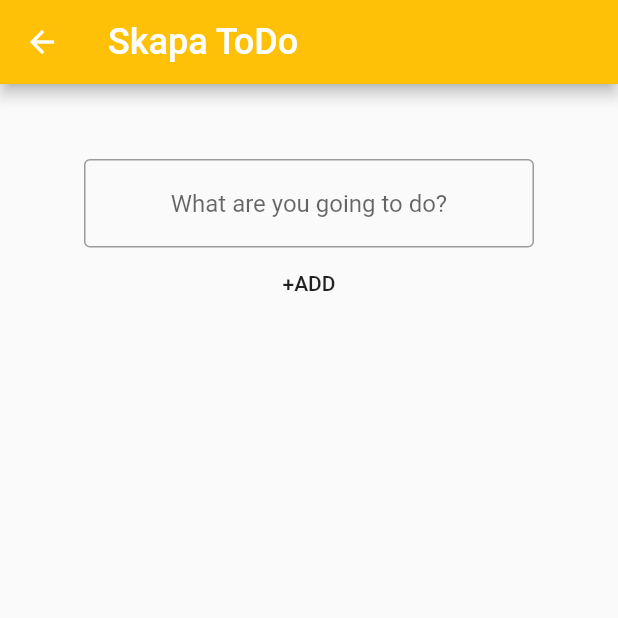
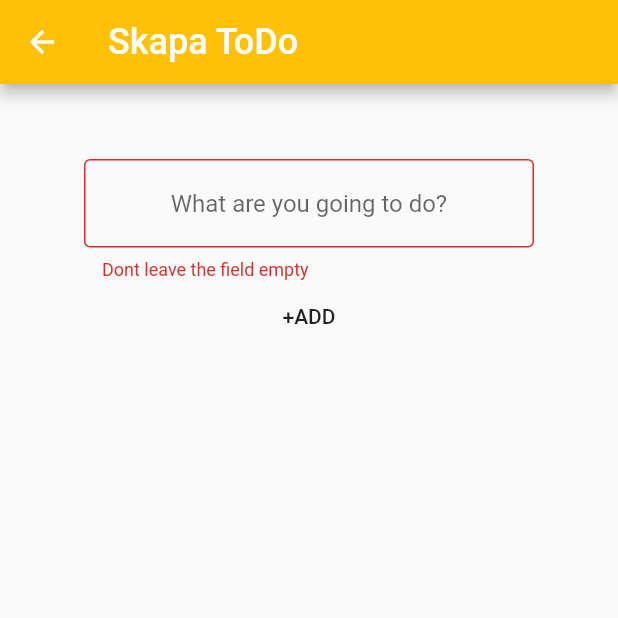
Before and after one commit to gu-tig169/gusjoelsli, a Flutter app: the EditTodoView screen opened directly, after a tap on "+ADD", on a phone screen of 412 x 824 dp, the top half of it. Run offline on Flutter 3.47's test engine with Material 2 defaults, Android fonts, the phone set to English and light mode, and no system bars.

Commit message:
Uppladdning för steg 2

```diff
--- a/lib/EditTodoView.dart
+++ b/lib/EditTodoView.dart
@@ -1,16 +1,38 @@
 import 'package:flutter/material.dart';
-import './main.dart';
+
 import './TodoObject.dart';
 
-class EditTodoView extends StatelessWidget {
+class EditTodoView extends StatefulWidget {
   final Todo note;
 
   EditTodoView(this.note);
 
+  @override
+  State<StatefulWidget> createState() {
+    return EditTodoViewState();
+  }
+}
+
+class EditTodoViewState extends State<EditTodoView> {
+  String message;
+  bool textFieldEmpty = false;
+  TextEditingController textEditingController;
+
+  EditTodoViewState() {
+    this.message = message;
+    textEditingController = TextEditingController(text: message);
+
+    textEditingController.addListener(() {
+      setState(() {
+        message = textEditingController.text;
+      });
+    });
+  }
+
   Widget build(BuildContext context) {
     return Scaffold(
       appBar: AppBar(
-      backgroundColor: Colors.amber, //ändrar färg på appbaren
+      backgroundColor: Colors.amber,
         title: Text('Skapa ToDo', style: TextStyle(color: Colors.white, fontSize: 24.0)), //titeln i AppBaren
         ),
       body: Center(
@@ -18,41 +40,46 @@ class EditTodoView extends StatelessWidget {
           mainAxisAlignment: MainAxisAlignment.start,
           crossAxisAlignment: CrossAxisAlignment.center,
           children: [
-
           Container(
-            height: 50.0), //använde container för att flytta ner TextField boxen
-          _sizedBox(),
-          _flatButton(),
+            height: 50.0),
+             _sizedBox(),
+            _flatButton(),
           ],
         ),
       ),
     );
   }
-}
 
-  Widget _sizedBox() {
+    Widget _sizedBox() {
     return SizedBox(
-/*Jag använde SizedBox för att få till storleken på TextField.
-Något jag skulle vilja få till är färgen på borderside och på texten (har kvar koden, men den gör inget).*/
       width: 300,
       child: TextField(
-        textAlign: TextAlign.center, //sätter texten i mitten
+        controller: textEditingController,
+        textAlign: TextAlign.center,
         decoration: InputDecoration(
         border: OutlineInputBorder(
-        borderSide: BorderSide(color: Colors.amber)), //funkar inte men ska ändra färg på borderside
+        borderSide: BorderSide(color: Colors.amber)),
         hintText: 'What are you going to do?',
-        suffixStyle: const TextStyle(color: Colors.amber)), //funkar inte men ska ändra färg på texten
+        errorText: textFieldEmpty ? 'Dont leave the field empty' : null,
+       ),
       ),
     );
   }
 
-  Widget _flatButton() {
+    Widget _flatButton() {
     return FlatButton(
-      onPressed: () {},
+      onPressed: () {
+        setState(() {
+          if (textEditingController.text.isEmpty) {
+            textFieldEmpty = true;
+          } else {
+            Navigator.pop(context, Todo(message: message));
+          }
+        });
+      },
       child: Text(
       '+ADD',
-      /*Hade från början bara text här, men hittade sen Flatbutton som jag tyckte passade väldigt bra här*/
-
       ),
     );
   }
+}
--- a/lib/TodoObject.dart
+++ b/lib/TodoObject.dart
@@ -1,16 +1,39 @@
 import 'package:flutter/material.dart';
+
 
 class Todo {
   String message;
-  Color checkedColor = Colors.amber;
-  bool state;
+  bool completed;
+  bool todoToggle;
 
   Todo({
     this.message,
-    this.state = false,
-    });
+    this.completed = false,
+    this.todoToggle
+  }) : super();
 
-  void toggle() {
-    state = !state;
+  void checkboxValue() {
+    completed =! completed;
   }
 }
+
+class MyState extends ChangeNotifier {
+  final List<Todo> _todo = [];
+  List<Todo> get todo => _todo;
+
+  void addNote(Todo note) {
+    _todo.add(note);
+    notifyListeners();
+  }
+
+  void removeNote(Todo note) {
+    _todo.remove(note);
+    notifyListeners();
+  }
+void changeCheckboxValue(Todo todo) {
+  final todoIndex = _todo.indexOf(todo);
+  _todo[todoIndex].checkboxValue();
+    notifyListeners();
+}
+
+}
--- a/pubspec.yaml
+++ b/pubspec.yaml
@@ -30,6 +30,7 @@ dependencies:
   # The following adds the Cupertino Icons font to your application.
   # Use with the CupertinoIcons class for iOS style icons.
   cupertino_icons: ^1.0.1
+  provider: any
 
 dev_dependencies:
   flutter_test:
```
Also changed, not shown: lib/TodoList.dart (added, +44 -0 lines), lib/TodoListView.dart (added, +41 -0 lines), lib/main.dart (+13 -63 lines), pubspec.lock.
